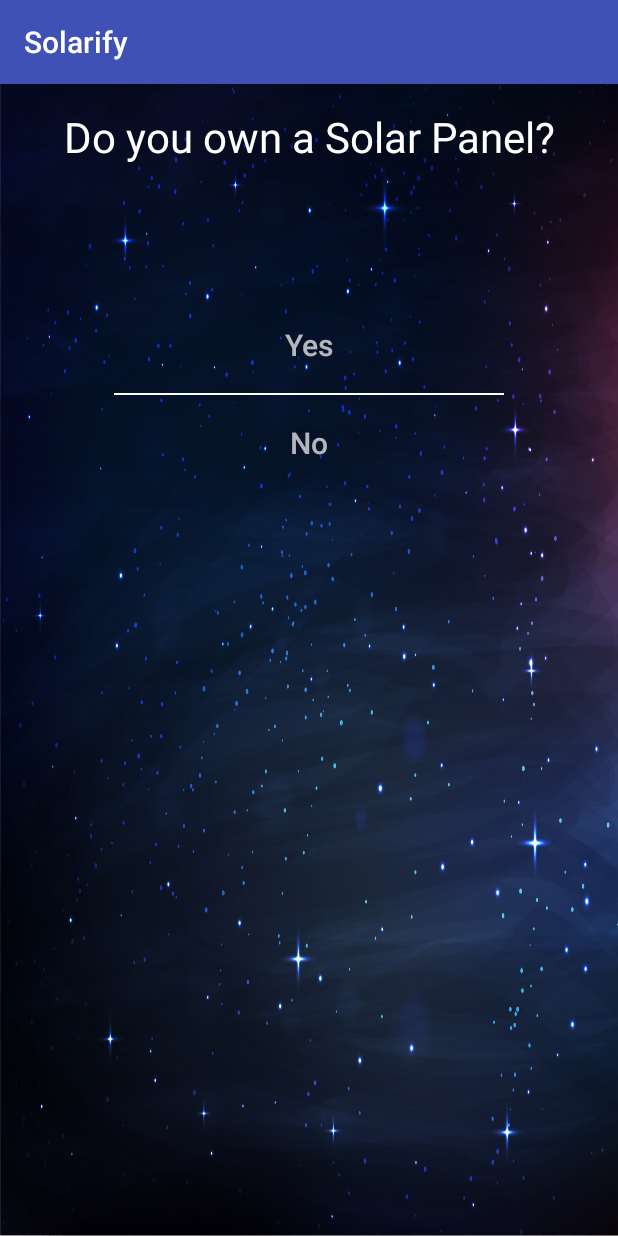
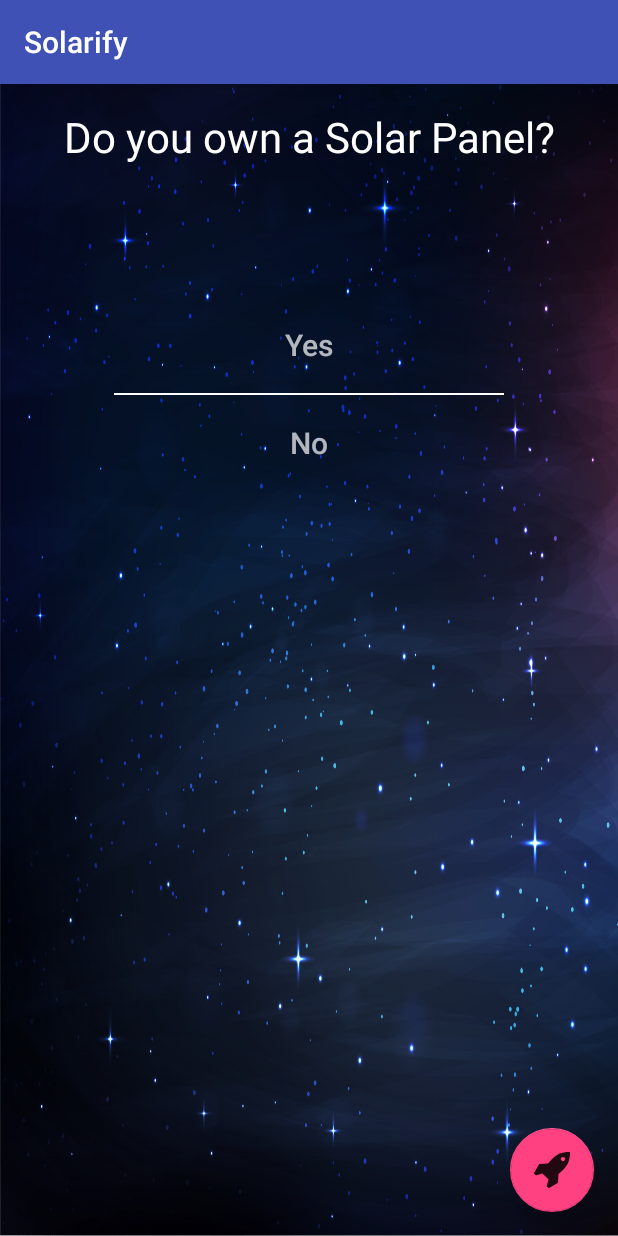
Before and after one commit to abdelrahman-osama/Solarify, an Android app: the PanelInquiry screen opened directly, with no data from a screen before it, on a phone screen of 412 x 824 dp. Run offline under Robolectric (Android 15) with nearby library versions, the light colour scheme and no system bars.

Commit message:
Intro activities

```diff
--- a/app/src/main/res/layout/activity_panel_inquiry.xml
+++ b/app/src/main/res/layout/activity_panel_inquiry.xml
@@ -62,4 +62,13 @@
 
     </LinearLayout>
 
+    <android.support.design.widget.FloatingActionButton
+        android:id="@+id/next_button"
+        android:layout_width="wrap_content"
+        android:layout_height="wrap_content"
+        android:layout_alignParentBottom="true"
+        android:layout_alignParentRight="true"
+        android:layout_margin="16dp"
+        android:src="@drawable/ic_small_rocket_ship_silhouette"/>
+
 </RelativeLayout>
```
